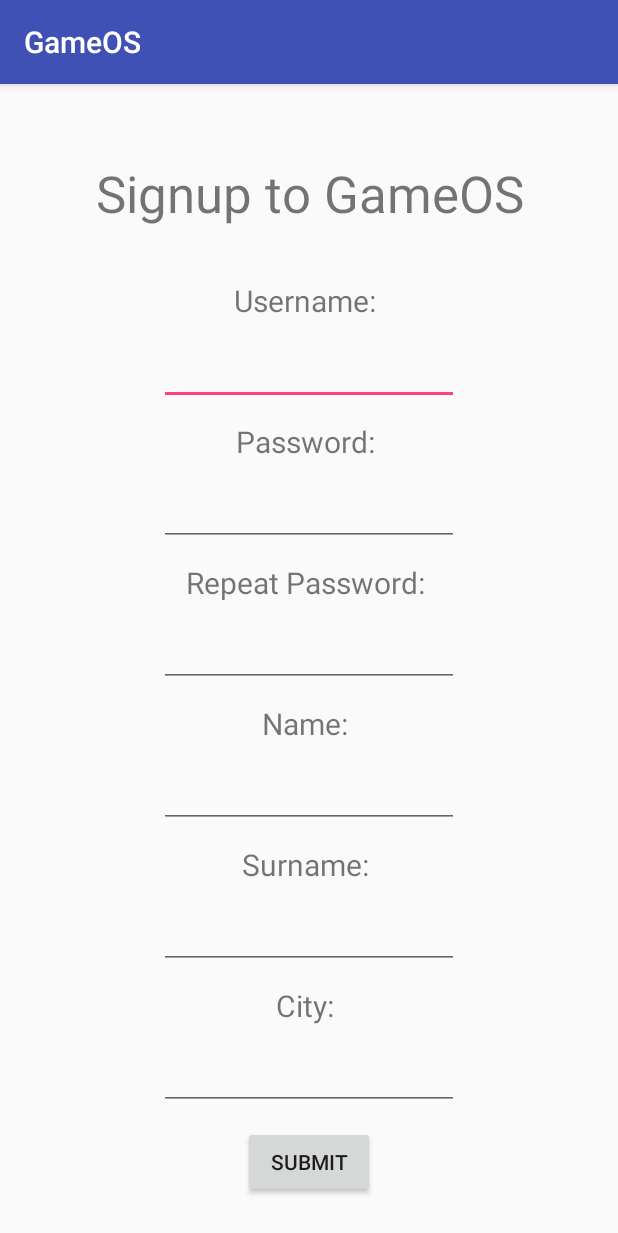
After one commit to eerbil/QuickQuizGame, an Android app: the SignupActivity screen opened directly, with no data from a screen before it, on a phone screen of 412 x 824 dp. The commit adds this screen. Shown: the top 1233 px of the screen. Run offline under Robolectric (Android 15) with nearby library versions, the phone set to English and light mode, and no system bars.

Commit message:
signup and timer

```diff
--- a/QuickQuizGame/QuickQuiz/app/build.gradle
+++ b/QuickQuizGame/QuickQuiz/app/build.gradle
@@ -26,5 +26,6 @@ dependencies {
     })
     compile 'com.android.support:appcompat-v7:25.1.1'
     compile 'com.android.support:support-v4:25.1.1'
+    compile 'com.android.support.constraint:constraint-layout:1.0.2'
     testCompile 'junit:junit:4.12'
 }
--- a/QuickQuizGame/QuickQuiz/app/src/main/AndroidManifest.xml
+++ b/QuickQuizGame/QuickQuiz/app/src/main/AndroidManifest.xml
@@ -38,6 +38,7 @@
         <activity
             android:name=".memogame.PhoneMemoActivity"
             android:screenOrientation="portrait" />
+        <activity android:name=".SignupActivity"></activity>
     </application>
 
 </manifest>
--- a/QuickQuizGame/QuickQuiz/app/src/main/java/com/example/eliferbil/quickquiz/MenuFragment.java
+++ b/QuickQuizGame/QuickQuiz/app/src/main/java/com/example/eliferbil/quickquiz/MenuFragment.java
@@ -26,6 +26,9 @@ public class MenuFragment extends ListFragment {
                              Bundle savedInstanceState) {
         gamesList[0]="Quick Quiz";
         gamesList[1]="Flag Match";
+//        gamesList[2]="Profile";
+//        gamesList[3]="Friend List";
+//        gamesList[4]="High Scores";
 
         View view = super.onCreateView(inflater,container,savedInstanceState);
 
--- /dev/null
+++ b/QuickQuizGame/QuickQuiz/app/src/main/java/com/example/eliferbil/quickquiz/SignupActivity.java
@@ -0,0 +1,35 @@
+package com.example.eliferbil.quickquiz;
+
+import android.content.Intent;
+import android.support.v7.app.AppCompatActivity;
+import android.os.Bundle;
+import android.view.View;
+import android.widget.EditText;
+import android.widget.TextView;
+
+import com.example.eliferbil.quickquiz.quickquiz.Game;
+
+public class SignupActivity extends AppCompatActivity implements View.OnClickListener {
+
+    @Override
+    protected void onCreate(Bundle savedInstanceState) {
+        super.onCreate(savedInstanceState);
+        setContentView(R.layout.activity_signup);
+        listenClickFor(R.id.userSubmit);
+    }
+
+    protected void listenClickFor(int... ids) {
+        for (int id : ids) {
+            findViewById(id).setOnClickListener(this);
+        }
+    }
+
+    public void onClick(View v) {
+        switch (v.getId()) {
+            case R.id.userSubmit:
+                Intent nextActivity = new Intent(this, UsernameActivity.class);
+                startActivity(nextActivity);
+                break;
+        }
+    }
+}
--- a/QuickQuizGame/QuickQuiz/app/src/main/java/com/example/eliferbil/quickquiz/UsernameActivity.java
+++ b/QuickQuizGame/QuickQuiz/app/src/main/java/com/example/eliferbil/quickquiz/UsernameActivity.java
@@ -16,6 +16,7 @@ public class UsernameActivity extends AppCompatActivity implements View.OnClickL
         super.onCreate(savedInstanceState);
         setContentView(R.layout.activity_username);
         listenClickFor(R.id.start);
+        listenClickFor(R.id.signup);
         Game.getInstance().setUser(new User(""));
     }
 
@@ -29,7 +30,6 @@ public class UsernameActivity extends AppCompatActivity implements View.OnClickL
     public void onClick(View v) {
         switch (v.getId()) {
             case R.id.start:
-
                 EditText usernameField = (EditText) findViewById(R.id.username);
                 Game.getInstance().setUser(new User(usernameField.getText().toString()));
                 if(Game.getInstance().getUser().getUsername().equals("")){
@@ -41,6 +41,10 @@ public class UsernameActivity extends AppCompatActivity implements View.OnClickL
                     startActivity(nextActivity);
                     break;
                 }
+            case R.id.signup:
+                Intent nextActivity = new Intent(this, SignupActivity.class);
+                startActivity(nextActivity);
+                break;
             default:
                 break;
         }
--- /dev/null
+++ b/QuickQuizGame/QuickQuiz/app/src/main/res/layout/activity_signup.xml
@@ -0,0 +1,134 @@
+<?xml version="1.0" encoding="utf-8"?>
+
+<LinearLayout xmlns:android="http://schemas.android.com/apk/res/android"
+    xmlns:app="http://schemas.android.com/apk/res-auto"
+    xmlns:tools="http://schemas.android.com/tools"
+    android:layout_width="match_parent"
+    android:layout_height="match_parent"
+    android:layout_margin="20dp"
+    android:orientation="vertical"
+    tools:context="com.example.eliferbil.quickquiz.SignupActivity">
+
+    <TextView
+        android:layout_width="wrap_content"
+        android:layout_height="wrap_content"
+        android:layout_gravity="center"
+        android:text="Signup to GameOS"
+        android:textAlignment="center"
+        android:layout_margin="30dp"
+        android:id="@+id/signupHeader"
+        android:textSize="34sp"/>
+
+    <ScrollView
+        android:layout_width="match_parent"
+        android:layout_height="match_parent"
+        android:layout_gravity="center_vertical">
+
+        <LinearLayout
+            android:layout_width="match_parent"
+            android:layout_height="match_parent"
+            android:orientation="vertical">
+
+            <TextView
+                android:layout_width="wrap_content"
+                android:layout_height="wrap_content"
+                android:layout_gravity="center"
+                android:layout_margin="5dp"
+                android:text="Username: "
+                android:textSize="20sp"/>
+
+            <EditText
+                android:layout_width="200dp"
+                android:layout_gravity="center"
+                android:layout_margin="5dp"
+                android:id="@+id/usernameBox"
+                android:layout_height="wrap_content" />
+
+            <TextView
+                android:layout_width="wrap_content"
+                android:layout_height="wrap_content"
+                android:layout_gravity="center"
+                android:layout_margin="5dp"
+                android:text="Password: "
+                android:textSize="20sp"/>
+
+            <EditText
+                android:layout_width="200dp"
+                android:layout_gravity="center"
+                android:layout_margin="5dp"
+                android:id="@+id/passwordBox"
+                android:inputType="textPassword"
+                android:layout_height="wrap_content" />
+
+            <TextView
+                android:layout_width="wrap_content"
+                android:layout_height="wrap_content"
+                android:layout_gravity="center"
+                android:layout_margin="5dp"
+                android:text="Repeat Password: "
+                android:textSize="20sp"/>
+
+            <EditText
+                android:layout_width="200dp"
+                android:layout_gravity="center"
+                android:layout_margin="5dp"
+                android:id="@+id/passwordRepeatBox"
+                android:inputType="textPassword"
+                android:layout_height="wrap_content" />
+
+            <TextView
+                android:layout_width="wrap_content"
+                android:layout_height="wrap_content"
+                android:layout_gravity="center"
+                android:layout_margin="5dp"
+                android:text="Name: "
+                android:textSize="20sp"/>
+
+            <EditText
+                android:layout_width="200dp"
+                android:layout_gravity="center"
+                android:layout_margin="5dp"
+                android:id="@+id/nameBox"
+                android:layout_height="wrap_content"
+                />
+
+            <TextView
+                android:layout_width="wrap_content"
+                android:layout_height="wrap_content"
+                android:layout_gravity="center"
+                android:layout_margin="5dp"
+                android:text="Surname: "
+                android:textSize="20sp"/>
+
+            <EditText
+                android:layout_width="200dp"
+                android:layout_gravity="center"
+                android:layout_margin="5dp"
+                android:id="@+id/surnameBox"
+                android:layout_height="wrap_content" />
+
+            <TextView
+                android:layout_width="wrap_content"
+                android:layout_height="wrap_content"
+                android:layout_gravity="center"
+                android:layout_margin="5dp"
+                android:text="City: "
+                android:textSize="20sp"/>
+
+            <EditText
+                android:layout_width="200dp"
+                android:layout_gravity="center"
+                android:layout_margin="5dp"
+                android:id="@+id/cityBox"
+                android:layout_height="wrap_content" />
+
+            <Button
+                android:layout_width="wrap_content"
+                android:layout_height="wrap_content"
+                android:layout_margin="5dp"
+                android:text="Submit"
+                android:id="@+id/userSubmit"
+                android:layout_gravity="center"/>
+        </LinearLayout>
+    </ScrollView>
+</LinearLayout>
--- a/QuickQuizGame/QuickQuiz/app/src/main/res/layout/fragment_counter.xml
+++ b/QuickQuizGame/QuickQuiz/app/src/main/res/layout/fragment_counter.xml
@@ -10,6 +10,7 @@
         android:layout_height="wrap_content"
         android:text="00:00"
         android:textSize="40sp"
-        android:layout_gravity="center"/>
+        android:layout_gravity="center"
+        android:id="@+id/counter"/>
 
 </FrameLayout>
```
Also changed, not shown: QuickQuizGame/QuickQuiz/app/src/main/java/com/example/eliferbil/quickquiz/memogame/CounterFragment.java (+68 -1 lines), QuickQuizGame/QuickQuiz/app/src/main/res/layout/activity_username.xml (+6 -19 lines), QuickQuizGame/QuickQuiz/app/src/main/res/layout/fragment_matching_easy.xml (+7 -0 lines), QuickQuizGame/QuickQuiz/app/src/main/res/layout/fragment_matching_hard.xml (+7 -0 lines), QuickQuizGame/QuickQuiz/app/src/main/res/layout/fragment_matching_medium.xml (+7 -0 lines), 26 other files.
